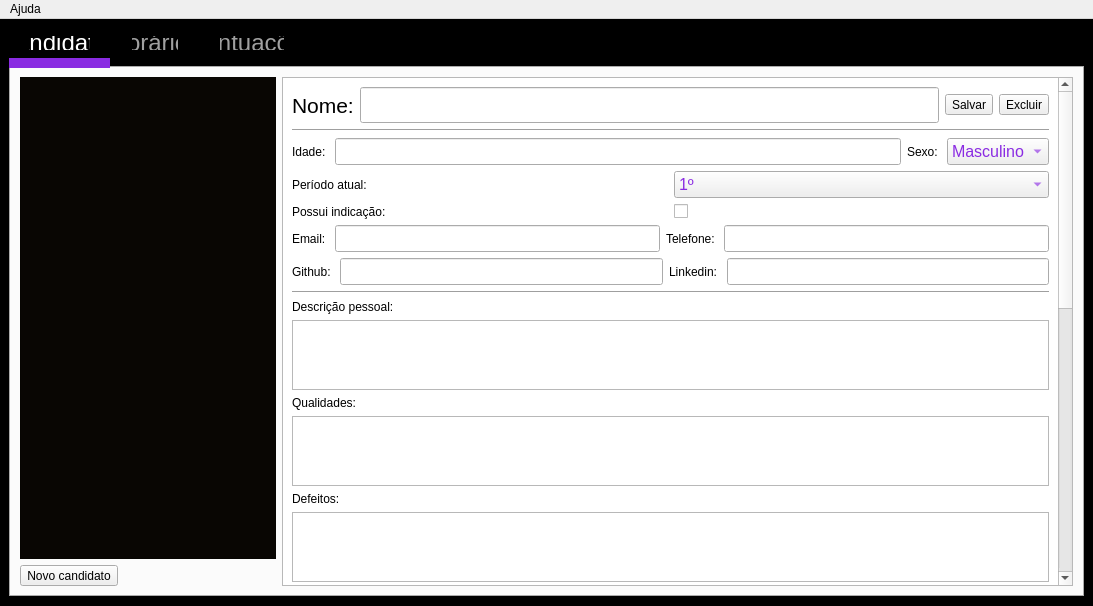
Qt form electio.ui (GS-bit/electio) before a commit.
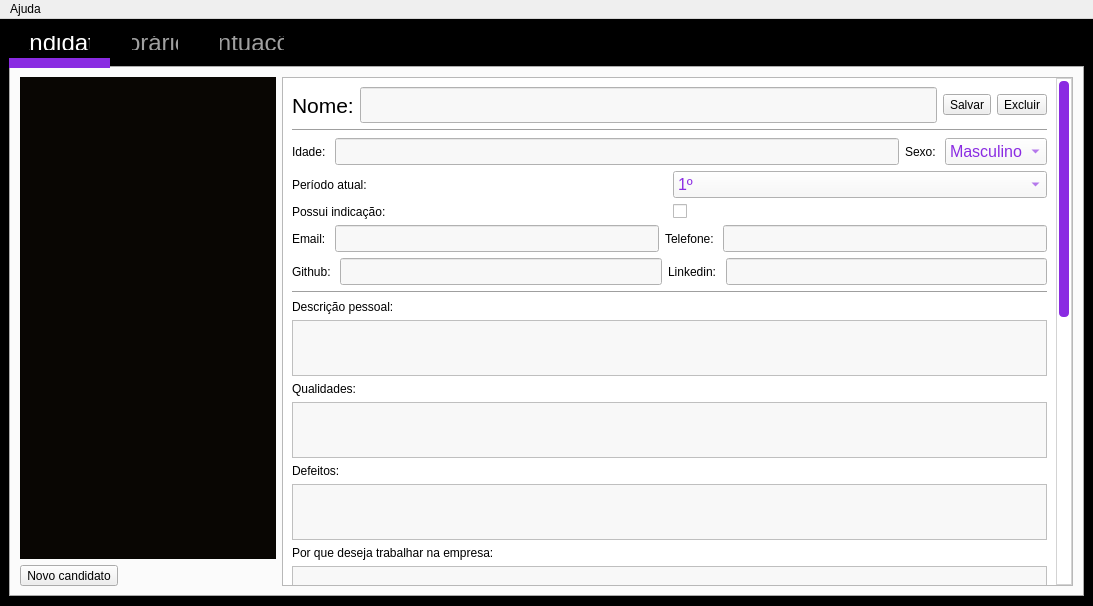
The same form after that commit. Icons and pictures are not drawn.

The edit to the form file:
```diff
--- a/electio.ui
+++ b/electio.ui
@@ -82,13 +82,48 @@
     color: #FFFFFF;
 }
 
-QLineEdit, QPlainTextEdit, QCheckBox, QComboBox {
+QLineEdit, QPlainTextEdit, QComboBox {
+	color: #8A2BE2;
+	background-color: #F8F8F8;
+	font-size: 16px;
+	border-color: #8A2BE2;
+}
+
+QCheckBox {
 	color: #8A2BE2;
 	font-size: 16px;
 }
 
 QLineEdit#name_lineedit{
 	font-size: 24px;
+}
+
+ QScrollBar:vertical {
+	background-color: #FFFFFF;
+ 	width: 16px;
+  	border: 1px solid #D3D3D3;
+	margin: 0px 0px 0px 0px;
+  }
+
+QScrollBar::handle:vertical {
+	background-color: #8A2BE2;
+	border-radius: 4px;
+	margin: 2px;
+}
+
+QScrollBar::handle:vertical:hover {
+	background-color: #6A1B9A;
+ }
+
+QScrollBar::sub-line:vertical, QScrollBar::add-line:vertical {
+    background: none;
+    border: none;
+    height: 0px;
+    width: 0px;
+}
+
+QScrollBar::add-page:vertical, QScrollBar::sub-page:vertical {
+    background: none;
 }</string>
   </property>
   <widget class="QWidget" name="centralwidget">
@@ -166,8 +201,8 @@
               <rect>
                <x>0</x>
                <y>0</y>
-               <width>776</width>
-               <height>1355</height>
+               <width>781</width>
+               <height>1269</height>
               </rect>
              </property>
              <layout class="QVBoxLayout" name="verticalLayout_3">
```
Left out of the diff: 85 changed lines with no effect on the pictures.
